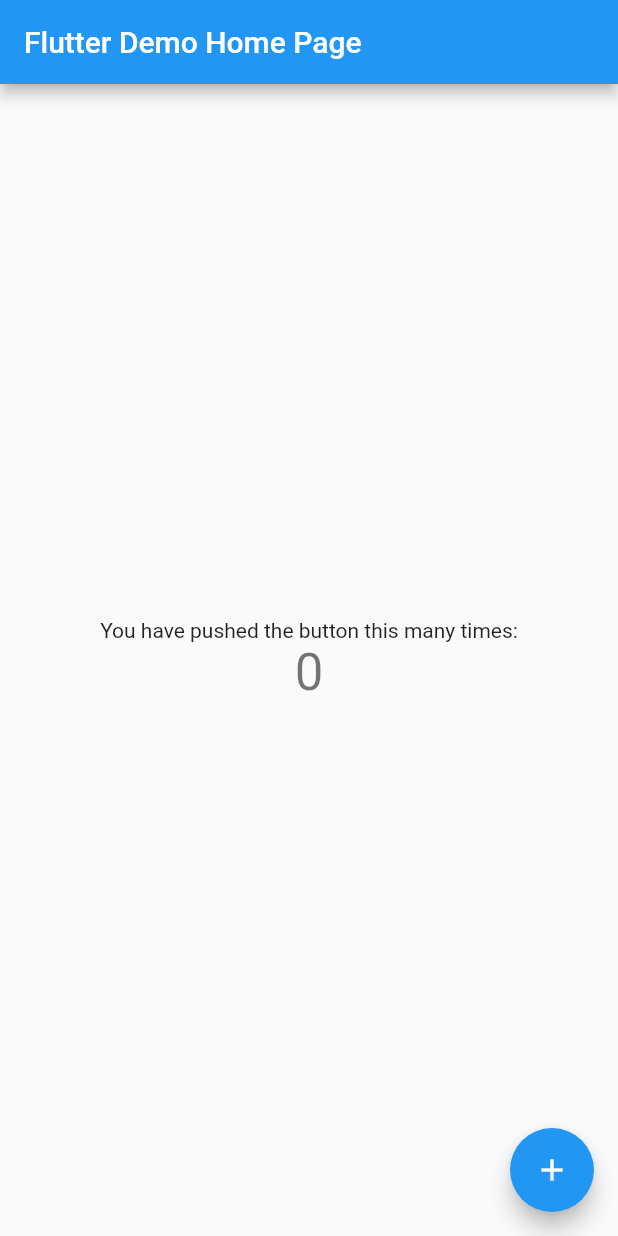
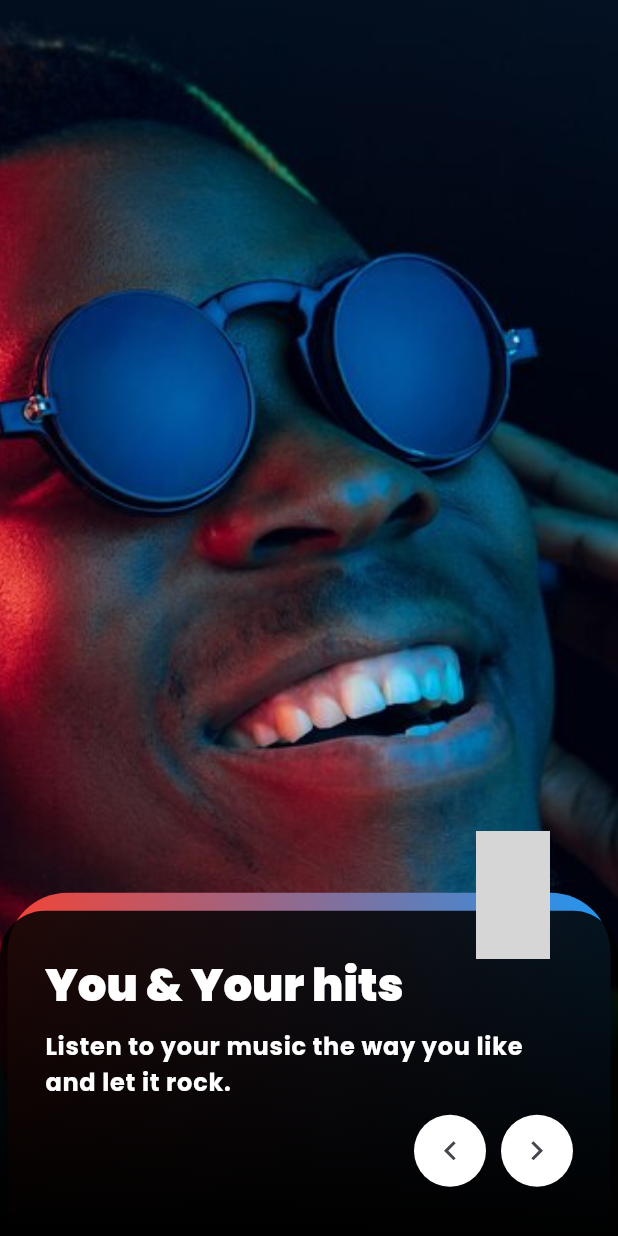
Before and after one commit to Joel-Fah/earnizik, a Flutter app: the screen it shows after launch, on a phone screen of 412 x 824 dp. Run offline on Flutter 3.47's test engine with Material 2 defaults, Android fonts, the phone set to English and light mode, and no system bars; our stand-ins replace google_fonts, iconly, loading_animation_widget, remixicon; grey boxes are pictures that could not be loaded.

Commit message:
Added custom splash screen and onboard screens
Made a timed splash screen that delays after 3 seconds.
The onboard consists of 3 screens.

```diff
--- a/lib/main.dart
+++ b/lib/main.dart
@@ -1,115 +1,33 @@
+import 'package:earnizik/ui/pages/home.dart';
+import 'package:earnizik/ui/pages/onboarding.dart';
+import 'package:earnizik/ui/pages/splash.dart';
 import 'package:flutter/material.dart';
+import 'package:google_fonts/google_fonts.dart';
 
-void main() {
-  runApp(const MyApp());
-}
+void main() => runApp(MyApp());
 
 class MyApp extends StatelessWidget {
-  const MyApp({super.key});
-
-  // This widget is the root of your application.
   @override
   Widget build(BuildContext context) {
     return MaterialApp(
-      title: 'Flutter Demo',
+      title: 'Earnizik',
       theme: ThemeData(
-        // This is the theme of your application.
-        //
-        // Try running your application with "flutter run". You'll see the
-        // application has a blue toolbar. Then, without quitting the app, try
-        // changing the primarySwatch below to Colors.green and then invoke
-        // "hot reload" (press "r" in the console where you ran "flutter run",
-        // or simply save your changes to "hot reload" in a Flutter IDE).
-        // Notice that the counter didn't reset back to zero; the application
-        // is not restarted.
-        primarySwatch: Colors.blue,
+        useMaterial3: true,
+        textTheme: GoogleFonts.poppinsTextTheme(),
       ),
-      home: const MyHomePage(title: 'Flutter Demo Home Page'),
+      initialRoute: SplashScreen.routeName,
+      onGenerateRoute: (settings) {
+        return MaterialPageRoute(
+          settings: settings,
+          builder:(context) {
+            switch (settings.name) {
+              case OnBoardingPage.routeName: return const OnBoardingPage();
+              case HomePage.routeName: return const HomePage();
+              default: return const SplashScreen();
+            }
+          }
+        );
+      },
     );
   }
 }
-
-class MyHomePage extends StatefulWidget {
-  const MyHomePage({super.key, required this.title});
-
-  // This widget is the home page of your application. It is stateful, meaning
-  // that it has a State object (defined below) that contains fields that affect
-  // how it looks.
-
-  // This class is the configuration for the state. It holds the values (in this
-  // case the title) provided by the parent (in this case the App widget) and
-  // used by the build method of the State. Fields in a Widget subclass are
-  // always marked "final".
-
-  final String title;
-
-  @override
-  State<MyHomePage> createState() => _MyHomePageState();
-}
-
-class _MyHomePageState extends State<MyHomePage> {
-  int _counter = 0;
-
-  void _incrementCounter() {
-    setState(() {
-      // This call to setState tells the Flutter framework that something has
-      // changed in this State, which causes it to rerun the build method below
-      // so that the display can reflect the updated values. If we changed
-      // _counter without calling setState(), then the build method would not be
-      // called again, and so nothing would appear to happen.
-      _counter++;
-    });
-  }
-
-  @override
-  Widget build(BuildContext context) {
-    // This method is rerun every time setState is called, for instance as done
-    // by the _incrementCounter method above.
-    //
-    // The Flutter framework has been optimized to make rerunning build methods
-    // fast, so that you can just rebuild anything that needs updating rather
-    // than having to individually change instances of widgets.
-    return Scaffold(
-      appBar: AppBar(
-        // Here we take the value from the MyHomePage object that was created by
-        // the App.build method, and use it to set our appbar title.
-        title: Text(widget.title),
-      ),
-      body: Center(
-        // Center is a layout widget. It takes a single child and positions it
-        // in the middle of the parent.
-        child: Column(
-          // Column is also a layout widget. It takes a list of children and
-          // arranges them vertically. By default, it sizes itself to fit its
-          // children horizontally, and tries to be as tall as its parent.
-          //
-          // Invoke "debug painting" (press "p" in the console, choose the
-          // "Toggle Debug Paint" action from the Flutter Inspector in Android
-          // Studio, or the "Toggle Debug Paint" command in Visual Studio Code)
-          // to see the wireframe for each widget.
-          //
-          // Column has various properties to control how it sizes itself and
-          // how it positions its children. Here we use mainAxisAlignment to
-          // center the children vertically; the main axis here is the vertical
-          // axis because Columns are vertical (the cross axis would be
-          // horizontal).
-          mainAxisAlignment: MainAxisAlignment.center,
-          children: <Widget>[
-            const Text(
-              'You have pushed the button this many times:',
-            ),
-            Text(
-              '$_counter',
-              style: Theme.of(context).textTheme.headlineMedium,
-            ),
-          ],
-        ),
-      ),
-      floatingActionButton: FloatingActionButton(
-        onPressed: _incrementCounter,
-        tooltip: 'Increment',
-        child: const Icon(Icons.add),
-      ), // This trailing comma makes auto-formatting nicer for build methods.
-    );
-  }
-}
--- /dev/null
+++ b/lib/models/onboard.dart
@@ -0,0 +1,42 @@
+import 'package:flutter/material.dart';
+import 'package:iconly/iconly.dart';
+
+import '../ui/components/helper.dart';
+
+class PageData {
+  final String image;
+  final String title;
+  final String subtitle;
+  final bool isLastPage;
+  final IconData icon;
+
+  PageData({
+    required this.image,
+    required this.title,
+    required this.subtitle,
+    this.isLastPage = false,
+    required this.icon,
+  });
+}
+
+final pages = [
+  PageData(
+    image: ImagePath.onboard1,
+    title: 'You & Your hits',
+    subtitle: 'Listen to your music the way you like and let it rock.',
+    icon: IconlyBroken.play,
+  ),
+  PageData(
+    image: ImagePath.onboard2,
+    title: 'Yet to know all',
+    subtitle: 'Level up your fav\'s list by daily discovering new songs and artists.',
+    icon: IconlyBroken.heart,
+  ),
+  PageData(
+    image: ImagePath.onboard3,
+    title: 'Get rewarded',
+    subtitle: 'And cherish on cake, get amazing rewards just by listening to your tops.',
+    icon: IconlyBroken.wallet,
+    isLastPage: true,
+  ),
+];
--- /dev/null
+++ b/lib/ui/components/helper.dart
@@ -0,0 +1,24 @@
+import 'package:flutter/cupertino.dart';
+import 'package:flutter/material.dart';
+
+class ImagePath {
+  static const String splashbg = 'assets/images/splashbg.png';
+  static const String onboard1 = 'assets/images/onboard1.png';
+  static const String onboard2 = 'assets/images/onboard2.png';
+  static const String onboard3 = 'assets/images/onboard3.png';
+}
+
+class ContextVariables {
+  // Sizes
+  static width(BuildContext context) =>
+      MediaQuery
+          .of(context)
+          .size
+          .width;
+
+  static height(BuildContext context) =>
+      MediaQuery
+          .of(context)
+          .size
+          .height;
+}
--- /dev/null
+++ b/lib/ui/pages/onboarding.dart
@@ -0,0 +1,219 @@
+import 'package:earnizik/ui/pages/home.dart';
+import 'package:flutter/material.dart';
+import 'package:remixicon/remixicon.dart';
+import 'dart:math' as math;
+
+import '../../models/onboard.dart';
+import '../components/helper.dart';
+
+class OnBoardingPage extends StatefulWidget {
+  const OnBoardingPage({Key? key}) : super(key: key);
+  static const String routeName = '/onboard';
+
+  @override
+  State<OnBoardingPage> createState() => _OnBoardingPageState();
+}
+
+class _OnBoardingPageState extends State<OnBoardingPage> {
+  PageController? _controller;
+  int _currentPage = 0;
+
+  @override
+  void initState() {
+    super.initState();
+    _controller = PageController(initialPage: _currentPage);
+  }
+
+  @override
+  void dispose() {
+    _controller?.dispose();
+    super.dispose();
+  }
+
+  @override
+  Widget build(BuildContext context) {
+    return Stack(
+      children: [
+        PageView.builder(
+          physics: const NeverScrollableScrollPhysics(),
+          controller: _controller,
+          itemCount: pages.length,
+          onPageChanged: (value) {
+            setState(() {
+              _currentPage = value;
+            });
+          },
+          itemBuilder: (context, index) {
+            return OnboardPageBuilder(index: index);
+          },
+        ),
+        Stack(
+          alignment: Alignment.bottomRight,
+          clipBehavior: Clip.none,
+          children: [
+            Positioned(
+              bottom: 0,
+              child: Stack(
+                alignment: Alignment.center,
+                children: [
+                  Container(
+                    margin: const EdgeInsets.symmetric(horizontal: 5),
+                    height: ContextVariables.height(context) / 3.6,
+                    width: ContextVariables.width(context) - 10,
+                    decoration: const BoxDecoration(
+                      gradient: LinearGradient(
+                        colors: [Colors.red, Colors.blue],
+                      ),
+                      borderRadius:
+                          BorderRadius.vertical(top: Radius.circular(40.0)),
+                    ),
+                  ),
+                  Positioned(
+                    bottom: 0,
+                    child: Container(
+                      height: ContextVariables.height(context) / 3.8,
+                      width: ContextVariables.width(context),
+                      padding: const EdgeInsets.all(30.0),
+                      constraints: BoxConstraints(
+                        maxWidth: ContextVariables.width(context),
+                      ),
+                      decoration: const BoxDecoration(
+                        borderRadius:
+                            BorderRadius.vertical(top: Radius.circular(30.0)),
+                        gradient: LinearGradient(
+                          colors: [Colors.black87, Colors.black],
+                          begin: Alignment.topCenter,
+                          end: Alignment.bottomCenter,
+                        ),
+                      ),
+                      child: Column(
+                        crossAxisAlignment: CrossAxisAlignment.start,
+                        mainAxisSize: MainAxisSize.min,
+                        children: [
+                          Text(pages[_currentPage].title,
+                              style: Theme.of(context)
+                                  .textTheme
+                                  .titleLarge
+                                  ?.copyWith(
+                                    color: Colors.white,
+                                    fontWeight: FontWeight.w900,
+                                    fontSize: 30.0,
+                                  ),
+                              textAlign: TextAlign.center),
+                          const SizedBox(height: 10.0),
+                          Text(
+                            pages[_currentPage].subtitle,
+                            style:
+                                Theme.of(context).textTheme.bodyLarge?.copyWith(
+                                      color: Colors.white,
+                                      fontWeight: FontWeight.bold,
+                                    ),
+                            // textAlign: TextAlign.center,
+                          ),
+                          const SizedBox(height: 10.0),
+                          Row(
+                            mainAxisAlignment: MainAxisAlignment.end,
+                            children: [
+                              Container(
+                                decoration: const BoxDecoration(
+                                  color: Colors.white,
+                                  shape: BoxShape.circle,
+                                ),
+                                child: IconButton(
+                                  onPressed: () {
+                                    _controller?.previousPage(
+                                        duration:
+                                            const Duration(milliseconds: 500),
+                                        curve: Curves.easeInOut);
+                                  },
+                                  icon: const Icon(Remix.arrow_left_s_line),
+                                ),
+                              ),
+                              const SizedBox(
+                                width: 10.0,
+                              ),
+                              pages[_currentPage].isLastPage
+                                  ? ElevatedButton(
+                                      onPressed: () {
+                                        Navigator.pushNamed(
+                                            context, HomePage.routeName);
+                                      },
+                                      style: ElevatedButton.styleFrom(
+                                          shape: const StadiumBorder(),
+                                          foregroundColor: Colors.black,
+                                          padding: const EdgeInsets.symmetric(
+                                              vertical: 15.0,
+                                              horizontal: 20.0),),
+                                      child: const Text(
+                                        'Get Started',
+                                        style: TextStyle(
+                                            fontWeight: FontWeight.bold,),
+                                      ),
+                                    )
+                                  : Container(
+                                      decoration: const BoxDecoration(
+                                        color: Colors.white,
+                                        shape: BoxShape.circle,
+                                      ),
+                                      child: IconButton(
+                                        onPressed: () {
+                                          _controller?.nextPage(
+                                              duration: const Duration(
+                                                  milliseconds: 500),
+                                              curve: Curves.easeInOut);
+                                        },
+                                        icon: const Icon(
+                                            Remix.arrow_right_s_line),
+                                      ),
+                                    ),
+                            ],
+                          )
+                        ],
+                      ),
+                    ),
+                  ),
+                ],
+              ),
+            ),
+            Positioned(
+              bottom: ContextVariables.height(context) / 4.4,
+              right: 30,
+              child: Transform.rotate(
+                angle: 10 * math.pi / 180,
+                child: Icon(
+                  pages[_currentPage].icon,
+                  size: 80.0,
+                  color: Colors.white,
+                ),
+              ),
+            ),
+          ],
+        ),
+      ],
+    );
+  }
+}
+
+class OnboardPageBuilder extends StatelessWidget {
+  const OnboardPageBuilder({
+    super.key,
+    required this.index,
+  });
+
+  final int index;
+
+  @override
+  Widget build(BuildContext context) {
+    return Container(
+      alignment: Alignment.bottomCenter,
+      height: ContextVariables.height(context),
+      width: ContextVariables.width(context),
+      decoration: BoxDecoration(
+        image: DecorationImage(
+          image: AssetImage(pages[index].image),
+          fit: BoxFit.cover,
+        ),
+      ),
+    );
+  }
+}
```
Also changed, not shown: lib/models/music.dart (added, +82 -0 lines), lib/ui/components/palette.dart (added, +35 -0 lines), lib/ui/pages/home.dart (added, +16 -0 lines), lib/ui/pages/splash.dart (added, +70 -0 lines), pubspec.yaml (+10 -0 lines), assets/images/onboard1.png (added), assets/images/onboard2.png (added), assets/images/onboard3.png (added), assets/images/splashbg.png (added), lib/generated/assets.dart (added), pubspec.lock, 1 other file.
